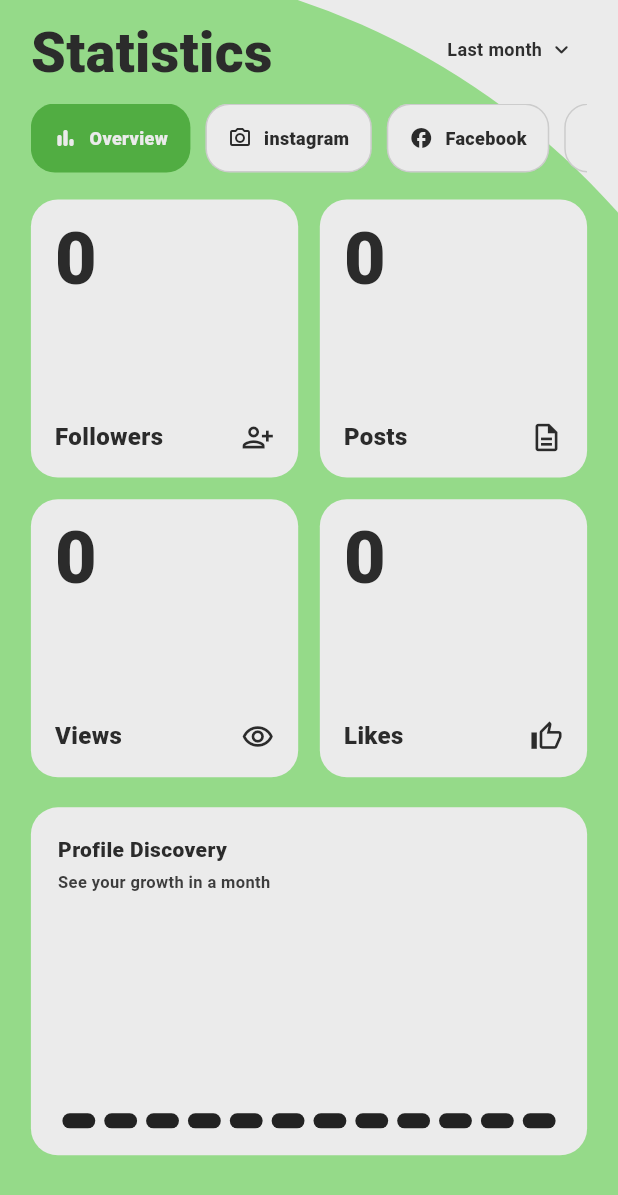
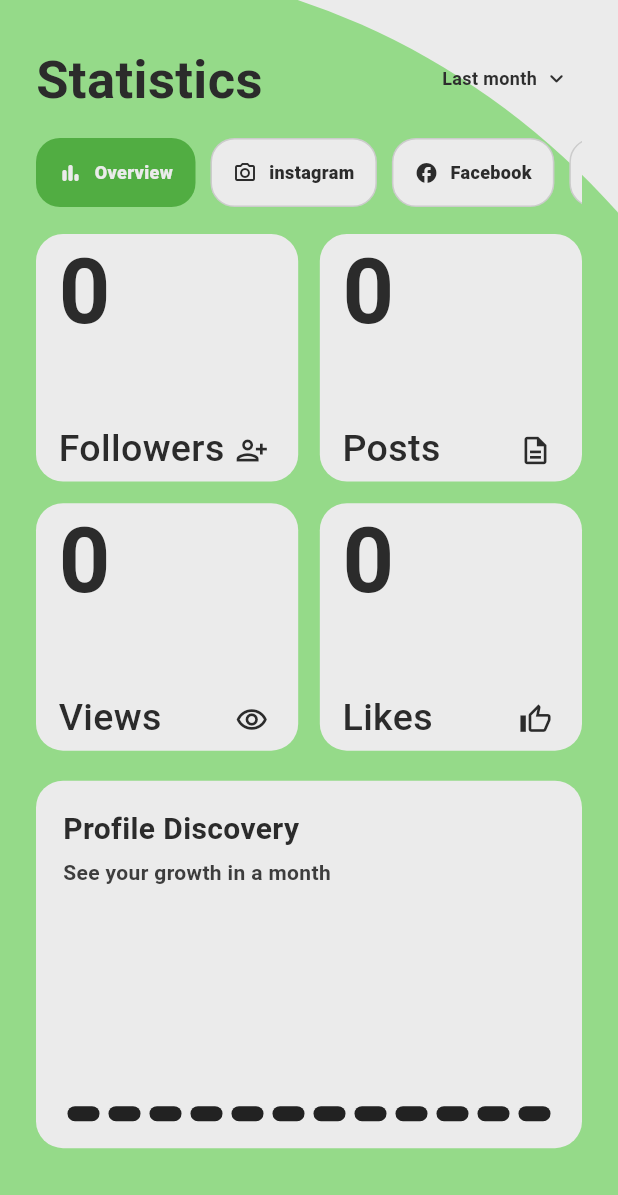
Before and after one commit to fannibarkanyi/COCO, a Flutter app: the StatisticsPage screen opened directly, on a phone screen of 412 x 824 dp. Shown: the top 1195 px of the screen. Run offline on Flutter 3.47's test engine with Material 3 defaults, Android fonts, the phone set to English and light mode, and no system bars; our stand-ins replace cloud_firestore, firebase_core, firebase_storage, flutter_svg, image_picker; missing offline and left inert: firebase_app_check; accounts and stored records are empty.

Commit message:
design changes

```diff
--- a/lib/pages/profile_page.dart
+++ b/lib/pages/profile_page.dart
@@ -227,7 +227,7 @@ class _ProfilePageState extends State<ProfilePage> {
               // CONTENT
               SafeArea(
                 child: Padding(
-                  padding: EdgeInsets.fromLTRB(24, 24, 24, contentBottom),
+                  padding: EdgeInsets.fromLTRB(24, 30, 24, contentBottom),
                   child: Column(
                     crossAxisAlignment: CrossAxisAlignment.start,
                     children: [
--- a/lib/pages/statistics_page.dart
+++ b/lib/pages/statistics_page.dart
@@ -29,7 +29,6 @@ class _StatisticsPageState extends State<StatisticsPage> {
 
     double clamp(double v, double min, double max) => v.clamp(min, max);
 
-    final sidePad = clamp(w * 0.05, 18, 24);
     final gridGap = clamp(w * 0.035, 12, 16);
     final bottomSpace = clamp(h * 0.16, 110, 140);
 
@@ -56,7 +55,7 @@ class _StatisticsPageState extends State<StatisticsPage> {
 
           SafeArea(
             child: SingleChildScrollView(
-              padding: EdgeInsets.fromLTRB(sidePad, 16, sidePad, bottomSpace),
+              padding: EdgeInsets.fromLTRB(24, 35, 24, bottomSpace),
               child: Column(
                 crossAxisAlignment: CrossAxisAlignment.start,
                 children: [
@@ -68,8 +67,8 @@ class _StatisticsPageState extends State<StatisticsPage> {
                         child: Text(
                           "Statistics",
                           style: TextStyle(
-                            fontSize: clamp(w * 0.09, 30, 40),
-                            fontWeight: FontWeight.w900,
+                            fontSize: 35,
+                            fontWeight: FontWeight.w700,
                             color: StatisticsPage.dark,
                             height: 1.05,
                           ),
@@ -79,7 +78,7 @@ class _StatisticsPageState extends State<StatisticsPage> {
                     ],
                   ),
 
-                  const SizedBox(height: 14),
+                  const SizedBox(height: 20),
 
                   // Chips row (✅ now clickable)
                   SizedBox(
@@ -278,11 +277,11 @@ class _StatCard extends StatelessWidget {
   Widget build(BuildContext context) {
     final w = MediaQuery.of(context).size.width;
 
-    final double cardHeight = (w * 0.45).clamp(165, 190).toDouble();
+    final double cardHeight = (w * 0.25).clamp(165, 190).toDouble();
 
     return Container(
       height: cardHeight,
-      padding: const EdgeInsets.all(16),
+      padding: const EdgeInsets.fromLTRB(15, 20, 20, 10),
       decoration: BoxDecoration(
         color: const Color(0xFFEBEBEB),
         borderRadius: BorderRadius.circular(18),
@@ -294,10 +293,10 @@ class _StatCard extends StatelessWidget {
             child: Text(
               bigText,
               style: const TextStyle(
-                fontSize: 48,
-                fontWeight: FontWeight.w900,
+                fontSize: 60,
+                fontWeight: FontWeight.w700,
                 color: StatisticsPage.dark,
-                height: 1.0,
+                height: 0.6,
               ),
             ),
           ),
@@ -306,9 +305,10 @@ class _StatCard extends StatelessWidget {
             child: Text(
               label,
               style: const TextStyle(
-                fontSize: 16,
-                fontWeight: FontWeight.w900,
+                fontSize: 25,
+                fontWeight: FontWeight.w500,
                 color: StatisticsPage.dark,
+                height: 1,
               ),
             ),
           ),
@@ -343,8 +343,8 @@ class _DiscoveryCard extends StatelessWidget {
           const Text(
             "Profile Discovery",
             style: TextStyle(
-              fontSize: 14,
-              fontWeight: FontWeight.w900,
+              fontSize: 20,
+              fontWeight: FontWeight.w700,
               color: StatisticsPage.dark,
             ),
           ),
@@ -352,8 +352,8 @@ class _DiscoveryCard extends StatelessWidget {
           const Text(
             "See your growth in a month",
             style: TextStyle(
-              fontSize: 11,
-              fontWeight: FontWeight.w600,
+              fontSize: 14,
+              fontWeight: FontWeight.w700,
               color: Color(0xFF3D3D3D),
             ),
           ),
```
Also changed, not shown: lib/pages/messages.dart (+6 -6 lines).
